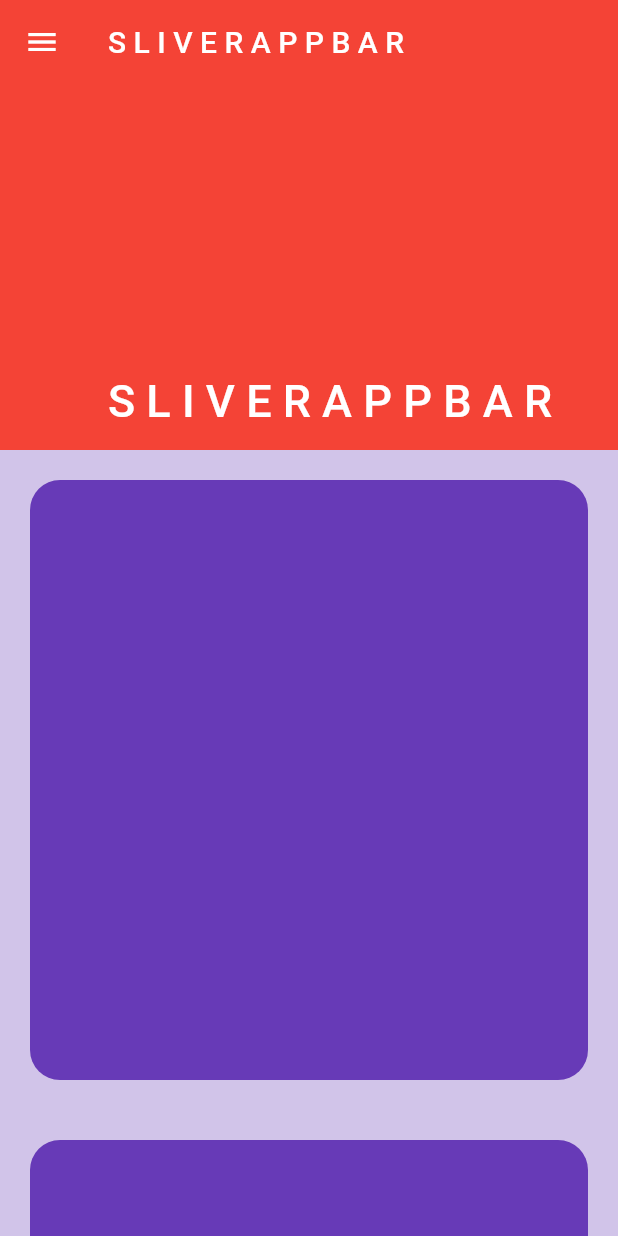
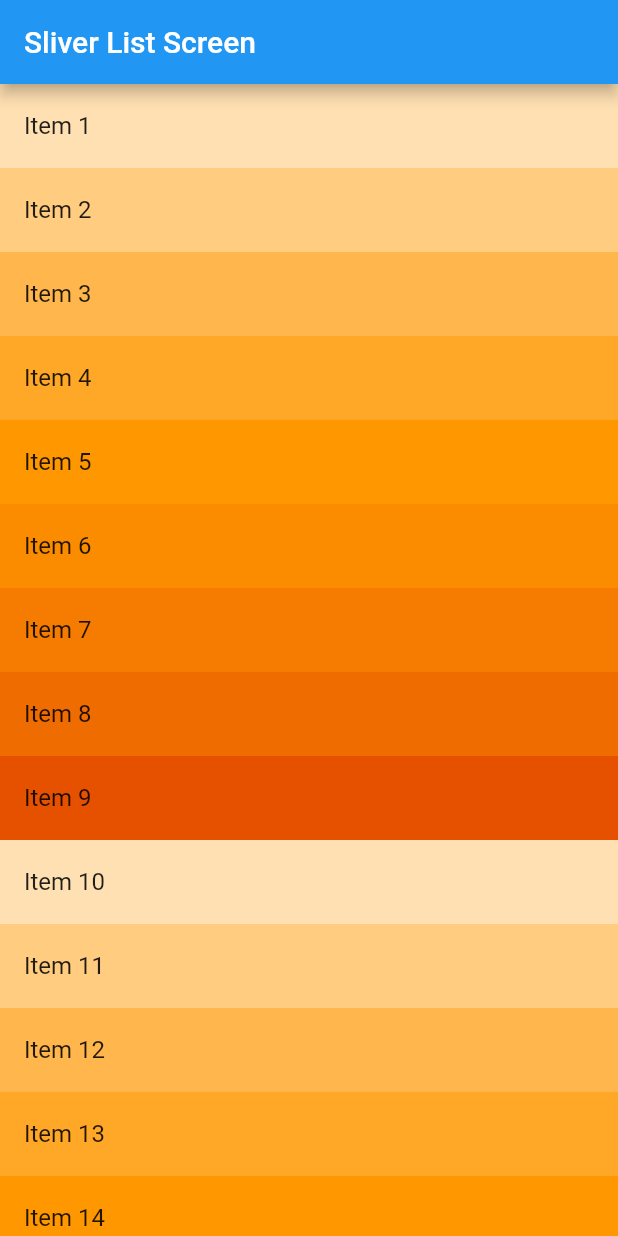
Before and after one commit to mdminhaziftekhar/Flutter-Widget-learning, a Flutter app: the screen it shows after launch, on a phone screen of 412 x 824 dp. Run offline on Flutter 3.47's test engine with Material 2 defaults, Android fonts, the light colour scheme and no system bars.

Commit message:
SliverList widget

```diff
--- a/lib/main.dart
+++ b/lib/main.dart
@@ -13,6 +13,7 @@ import 'package:flutter_learning/screens/floatingbutton.dart';
 import 'package:flutter_learning/screens/form.dart';
 import 'package:flutter_learning/screens/popupmenu.dart';
 import 'package:flutter_learning/screens/sliver_appbar.dart';
+import 'package:flutter_learning/screens/sliver_list.dart';
 import 'package:flutter_learning/screens/table.dart';
 import 'package:flutter_learning/screens/timepicker.dart';
 
@@ -46,6 +47,6 @@ class MyWidget extends StatefulWidget {
 class _MyWidgetState extends State<MyWidget> {
   @override
   Widget build(BuildContext context) {
-    return SliverAppbarScreen();
+    return SliverListScreen();
   }
 }
--- /dev/null
+++ b/lib/screens/sliver_list.dart
@@ -0,0 +1,28 @@
+import 'package:flutter/material.dart';
+
+class SliverListScreen extends StatelessWidget {
+  const SliverListScreen({super.key});
+
+  @override
+  Widget build(BuildContext context) {
+    return Scaffold(
+      appBar: AppBar(
+        title: Text('Sliver List Screen'),
+      ),
+      body: CustomScrollView(
+        slivers: [
+          SliverList(
+
+            delegate: SliverChildBuilderDelegate((context, index) {
+              return ListTile(
+
+                title: Text('Item ${index + 1}'),
+                tileColor: Colors.orange[100 * (index % 9 + 1)],
+              );
+            }),
+          ),
+        ],
+      ),
+    );
+  }
+}
```
